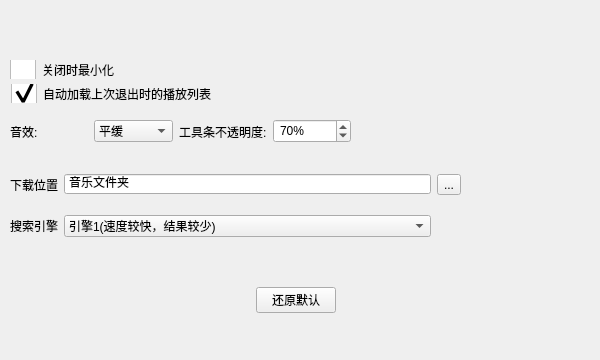
Before: the Qt Designer form src/settingwindow.ui in Remaker01/TinyPlayer, drawn with Qt 5.
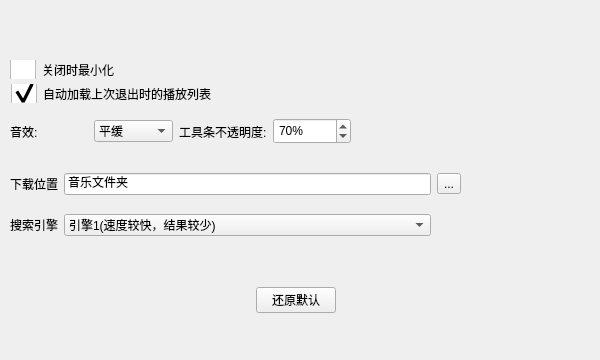
After: the same form once the commit is applied. Icons and pictures are not drawn.

Diff of the .ui file:
```diff
--- a/src/settingwindow.ui
+++ b/src/settingwindow.ui
@@ -40,7 +40,7 @@
 background-image: url(:/Icons/images/unchecked.png);
 }
 QSpinBox,QLineEdit{
-padding:1px 2px;
+padding:2px 1px;
 }</string>
   </property>
   <widget class="QCheckBox" name="minOnCloseBox">
```
